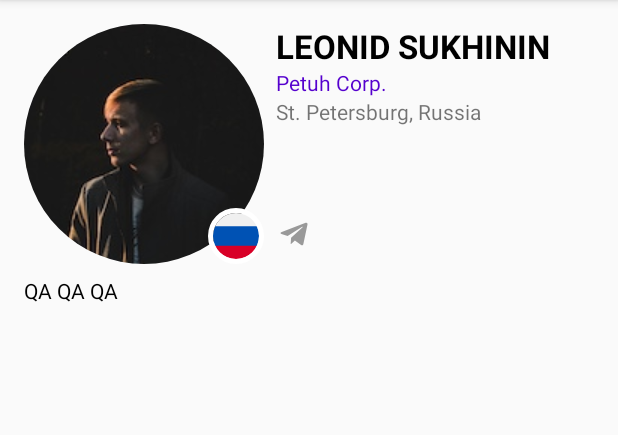
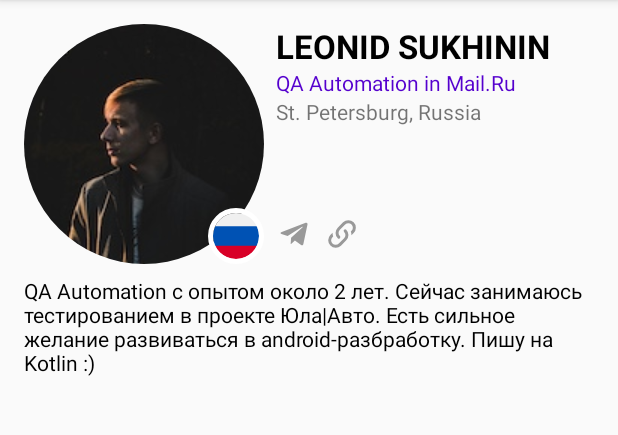
Before and after one commit to sukhoikms27/DevSchoolApp, an Android app: the screen it shows after launch (SpeakerInfoActivity), after a tap on an icon or button, on a phone screen of 412 x 824 dp, the part 84-519 px from its top. Run offline under Robolectric (Android 15) with nearby library versions, the phone set to English and light mode, and no system bars; our stand-ins replace CircleImageView.

Commit message:
remove some hardcode

```diff
--- a/app/src/main/java/com/example/lsuhinin/myapplication/pojo/Speaker.kt
+++ b/app/src/main/java/com/example/lsuhinin/myapplication/pojo/Speaker.kt
@@ -57,11 +57,11 @@ val developer: Speaker = Speaker(
         imageSrc = R.drawable.my_photo,
         country = R.drawable.rus_flag,
         name = "Leonid Sukhinin",
-        job = "Petuh Corp.",
+        job = "QA Automation in Mail.Ru",
         location = "St. Petersburg, Russia",
-        info = "QA QA QA",
+        info = "QA Automation с опытом около 2 лет. Сейчас занимаюсь тестированием в проекте Юла|Авто. Есть сильное желание развиваться в android-разбработку. Пишу на Kotlin :)",
         social = Social(
-                link = null,
+                link = "https://github.com/sukhoikms27",
                 twitter = null,
                 telegram = "@sukhoikms27"),
         lecture = null
--- a/app/src/main/res/layout/speaker_info_activity.xml
+++ b/app/src/main/res/layout/speaker_info_activity.xml
@@ -114,7 +114,8 @@
         app:layout_constraintBottom_toBottomOf="parent"
         android:padding="16dp"
         android:id="@+id/lecture_info"
-        android:visibility="invisible">
+        android:visibility="invisible"
+        >
 
         <TextView
             android:id="@+id/topic"
@@ -130,7 +131,7 @@
             android:layout_width="wrap_content"
             android:layout_height="wrap_content"
             android:layout_marginTop="@dimen/small_margin_size"
-            android:text="Room 1"
+            android:text="@string/room"
             app:layout_constraintTop_toBottomOf="@+id/topic"
             app:layout_constraintStart_toStartOf="parent"
             style="@style/TextView.Secondary"
@@ -149,9 +150,8 @@
             android:id="@+id/time"
             android:layout_width="wrap_content"
             android:layout_height="wrap_content"
-            android:text="12:32"
-            android:layout_marginTop="8dp"
-            android:fontFamily="roboto"
+            android:layout_marginTop="@dimen/small_margin_size"
+            android:text="@string/time"
             app:layout_constraintTop_toBottomOf="@id/track"
             app:layout_constraintStart_toStartOf="parent"
             style="@style/Text.Primary"
@@ -162,8 +162,8 @@
             style="@style/Text.Stylished"
             android:layout_width="wrap_content"
             android:layout_height="0dp"
-            android:text="27 December"
             android:layout_marginStart="8dp"
+            android:text="@string/date"
             app:layout_constraintBaseline_toBaselineOf="@id/time"
             app:layout_constraintStart_toEndOf="@id/time"/>
     </android.support.constraint.ConstraintLayout>
--- a/app/src/main/res/values/strings.xml
+++ b/app/src/main/res/values/strings.xml
@@ -17,4 +17,8 @@
         До недавнего времени у нас независимо существовало два приложения: Aviasales — метапоиск авиабилетов и Hotellook — метапоиск отелей/хостелов/аппартов. И все было хорошо, пока не появилась задача интегрировать возможность поиска и бронирования отелей в приложение Aviasales, для того чтобы увеличить конверсию пользователей в отельную часть и зарабатывать еще больше денег 😁 Так как Aviasales и Hotellook — это совершенно разные проекты с разными командами, разными архитектурными подходами, задача эта оказалась весьма непростой и интересной. Спойлер: В результате объединения приложения свет увидели 2 любопытные open source библиотеки: mrButler и nautilus.
     </string>
 
+    <string name="room">Room NaN</string>
+    <string name="time">00:00</string>
+    <string name="date">32 December</string>
+
 </resources>
```
